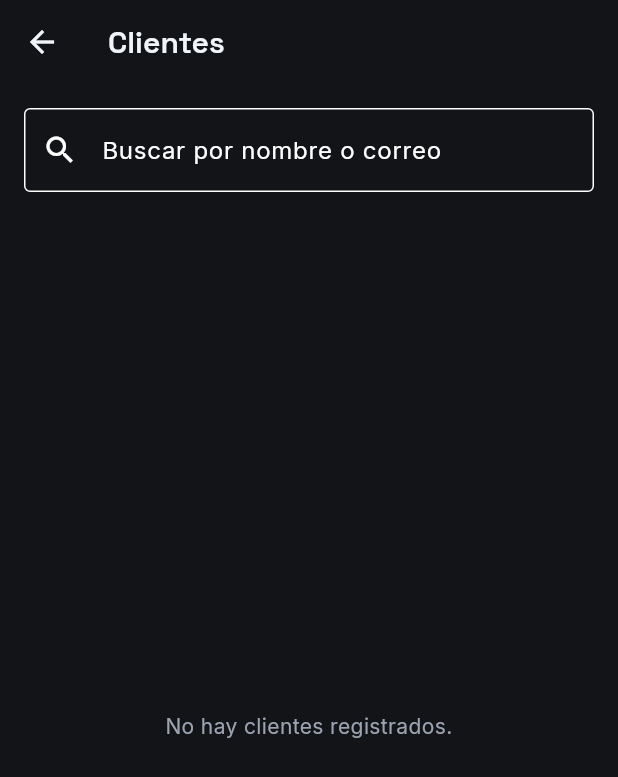
After one commit to nicolasfllv-ship-it/TecniGo, a Flutter app: the AdminClientesScreen screen opened directly, on a phone screen of 412 x 824 dp. The commit adds this screen. Shown: the top 777 px of the screen. Run offline on Flutter 3.47's test engine with Material 3 defaults, Android fonts, the phone set to English and light mode, and no system bars; our stand-ins replace cloud_firestore, firebase_auth, firebase_core, flutter_map, geolocator, google_fonts and 2 more; accounts and stored records are empty.

Commit message:
Implementa gestion independiente de clientes

```diff
--- /dev/null
+++ b/lib/screens/admin_clientes_screen.dart
@@ -0,0 +1,219 @@
+import 'dart:convert';
+import 'dart:typed_data';
+
+import 'package:cloud_firestore/cloud_firestore.dart';
+import 'package:flutter/material.dart';
+import 'package:tecnigo/screens/admin_usuario_detalle_screen.dart';
+import 'package:tecnigo/theme/app_colors.dart';
+
+class AdminClientesScreen extends StatefulWidget {
+  const AdminClientesScreen({super.key});
+
+  @override
+  State<AdminClientesScreen> createState() => _AdminClientesScreenState();
+}
+
+class _AdminClientesScreenState extends State<AdminClientesScreen> {
+  final TextEditingController _buscadorController = TextEditingController();
+  String _busqueda = '';
+
+  @override
+  void initState() {
+    super.initState();
+    _buscadorController.addListener(() {
+      setState(() => _busqueda = _buscadorController.text.trim().toLowerCase());
+    });
+  }
+
+  @override
+  void dispose() {
+    _buscadorController.dispose();
+    super.dispose();
+  }
+
+  @override
+  Widget build(BuildContext context) {
+    return Scaffold(
+      appBar: AppBar(title: const Text('Clientes')),
+      // Limita el ancho de la lista en pantallas grandes manteniendo el
+      // mismo breakpoint (>= 900) que usa el dashboard del panel admin.
+      body: LayoutBuilder(
+        builder: (context, constraints) {
+          final anchoMaximo =
+              constraints.maxWidth >= 900 ? 840.0 : double.infinity;
+          return Center(
+            child: ConstrainedBox(
+              constraints: BoxConstraints(maxWidth: anchoMaximo),
+              child: Column(
+                children: [
+                  Padding(
+                    padding: const EdgeInsets.fromLTRB(16, 16, 16, 8),
+                    child: TextField(
+                      controller: _buscadorController,
+                      style: const TextStyle(color: AppColors.text),
+                      decoration: const InputDecoration(
+                        hintText: 'Buscar por nombre o correo',
+                        prefixIcon: Icon(Icons.search),
+                        border: OutlineInputBorder(),
+                      ),
+                    ),
+                  ),
+                  const SizedBox(height: 8),
+                  Expanded(
+                    child: StreamBuilder<QuerySnapshot<Map<String, dynamic>>>(
+                      stream: FirebaseFirestore.instance
+                          .collection('users')
+                          .snapshots(),
+                      builder: (context, snapshot) {
+                        if (snapshot.hasError) {
+                          return Center(
+                            child: Padding(
+                              padding: const EdgeInsets.all(24),
+                              child: Text(
+                                'No se pudieron cargar los clientes:\n'
+                                '${snapshot.error}',
+                                textAlign: TextAlign.center,
+                              ),
+                            ),
+                          );
+                        }
+
+                        if (!snapshot.hasData) {
+                          return const Center(
+                            child: CircularProgressIndicator(),
+                          );
+                        }
+
+                        final clientes = _filtrarClientes(snapshot.data!);
+
+                        if (clientes.isEmpty) {
+                          return Center(
+                            child: Padding(
+                              padding: const EdgeInsets.all(24),
+                              child: Text(
+                                _busqueda.isEmpty
+                                    ? 'No hay clientes registrados.'
+                                    : 'No se encontraron clientes para esa búsqueda.',
+                                textAlign: TextAlign.center,
+                                style: const TextStyle(
+                                  color: AppColors.subtitle,
+                                ),
+                              ),
+                            ),
+                          );
+                        }
+
+                        return ListView.separated(
+                          padding: const EdgeInsets.fromLTRB(16, 8, 16, 16),
+                          itemCount: clientes.length,
+                          separatorBuilder: (_, _) => const SizedBox(height: 8),
+                          itemBuilder: (context, index) =>
+                              _ClienteCard(cliente: clientes[index]),
+                        );
+                      },
+                    ),
+                  ),
+                ],
+              ),
+            ),
+          );
+        },
+      ),
+    );
+  }
+
+  List<QueryDocumentSnapshot<Map<String, dynamic>>> _filtrarClientes(
+    QuerySnapshot<Map<String, dynamic>> snapshot,
+  ) {
+    final docs = snapshot.docs.where((doc) {
+      final datos = doc.data();
+      // Solo usuarios con rol exacto 'cliente'.
+      if ((datos['rol'] ?? '').toString() != 'cliente') return false;
+
+      if (_busqueda.isEmpty) return true;
+      final nombre = (datos['nombre'] ?? '').toString().toLowerCase();
+      final correo = (datos['email'] ?? '').toString().toLowerCase();
+      return nombre.contains(_busqueda) || correo.contains(_busqueda);
+    }).toList();
+
+    // Orden alfabético por nombre.
+    docs.sort((a, b) {
+      final nombreA = (a.data()['nombre'] ?? '').toString();
+      final nombreB = (b.data()['nombre'] ?? '').toString();
+      return nombreA.toLowerCase().compareTo(nombreB.toLowerCase());
+    });
+
+    return docs;
+  }
+}
+
+class _ClienteCard extends StatelessWidget {
+  final QueryDocumentSnapshot<Map<String, dynamic>> cliente;
+
+  const _ClienteCard({required this.cliente});
+
+  @override
+  Widget build(BuildContext context) {
+    final datos = cliente.data();
+    final foto = _fotoDesdeDatos(datos);
+    final nombre = _textoORespaldo(datos['nombre'], 'Sin nombre');
+    final correo = _textoORespaldo(datos['email'], 'Sin correo');
+
+    return Card(
+      child: ListTile(
+        contentPadding: const EdgeInsets.symmetric(
+          horizontal: 14,
+          vertical: 8,
+        ),
+        leading: CircleAvatar(
+          radius: 26,
+          backgroundColor: AppColors.primary,
+          backgroundImage: foto != null ? MemoryImage(foto) : null,
+          child: foto == null
+              ? const Icon(
+                  Icons.person,
+                  color: AppColors.background,
+                  size: 28,
+                )
+              : null,
+        ),
+        title: Text(
+          nombre,
+          style: const TextStyle(fontWeight: FontWeight.w600),
+        ),
+        subtitle: Column(
+          crossAxisAlignment: CrossAxisAlignment.start,
+          children: [
+            const SizedBox(height: 3),
+            Text(correo),
+          ],
+        ),
+        trailing: const Icon(Icons.chevron_right),
+        onTap: () {
+          Navigator.push(
+            context,
+            MaterialPageRoute(
+              builder: (_) => AdminUsuarioDetalleScreen(usuarioId: cliente.id),
+            ),
+          );
+        },
+      ),
+    );
+  }
+}
+
+Uint8List? _fotoDesdeDatos(Map<String, dynamic> datos) {
+  final fotoBase64 = (datos['fotoBase64'] ?? '').toString();
+  if (fotoBase64.isEmpty) return null;
+
+  try {
+    return base64Decode(fotoBase64);
+  } catch (_) {
+    return null;
+  }
+}
+
+String _textoORespaldo(dynamic valor, String respaldo) {
+  final texto = (valor ?? '').toString().trim();
+  return texto.isEmpty ? respaldo : texto;
+}
```
Also changed, not shown: lib/screens/admin_usuario_detalle_screen.dart (added, +239 -0 lines), lib/screens/dashboard_screen.dart (+8 -8 lines).
